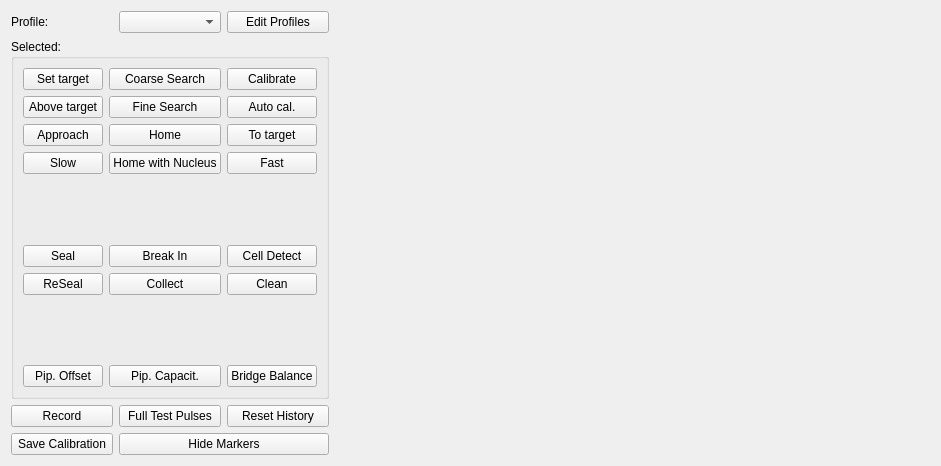
Above: acq4/modules/MultiPatch/multipatchTemplate.ui from acq4/acq4 before the change. Below: the same form after it.
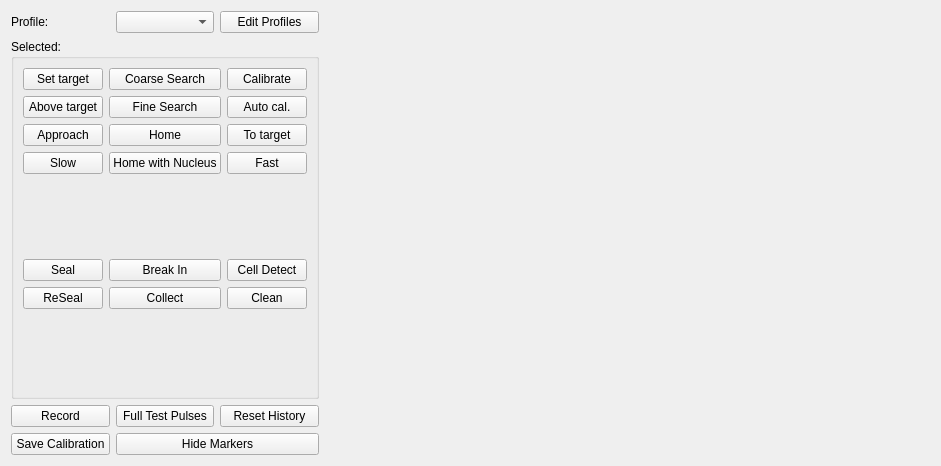
That is the form after the change. Custom widgets are drawn as their Qt base class.

Commit message: get rid of disconnected, confusing buttons

Diff of the .ui file:
```diff
--- a/acq4/modules/MultiPatch/multipatchTemplate.ui
+++ b/acq4/modules/MultiPatch/multipatchTemplate.ui
@@ -228,36 +228,6 @@
         </property>
        </spacer>
       </item>
-      <item row="10" column="0">
-       <widget class="QPushButton" name="pushButton">
-        <property name="enabled">
-         <bool>true</bool>
-        </property>
-        <property name="text">
-         <string>Pip. Offset</string>
-        </property>
-       </widget>
-      </item>
-      <item row="10" column="1">
-       <widget class="QPushButton" name="pushButton_3">
-        <property name="enabled">
-         <bool>true</bool>
-        </property>
-        <property name="text">
-         <string>Pip. Capacit.</string>
-        </property>
-       </widget>
-      </item>
-      <item row="10" column="2">
-       <widget class="QPushButton" name="pushButton_2">
-        <property name="enabled">
-         <bool>true</bool>
-        </property>
-        <property name="text">
-         <string>Bridge Balance</string>
-        </property>
-       </widget>
-      </item>
      </layout>
     </widget>
    </item>
```
